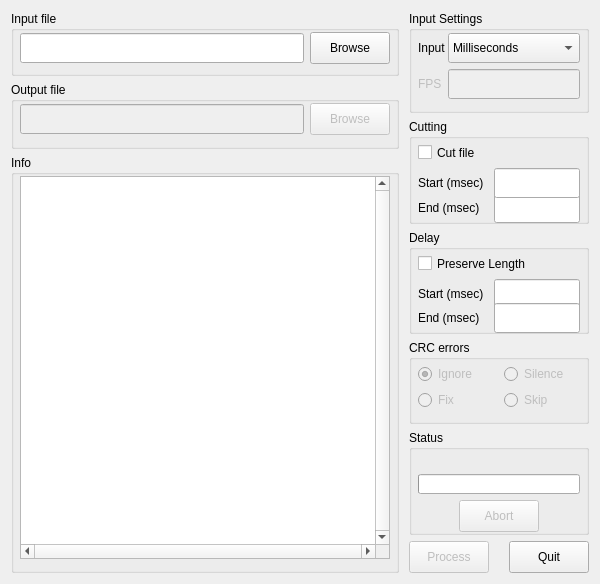
First picture: the form in src/delaycut.ui, repository r4dius/delaycut, before the edit.
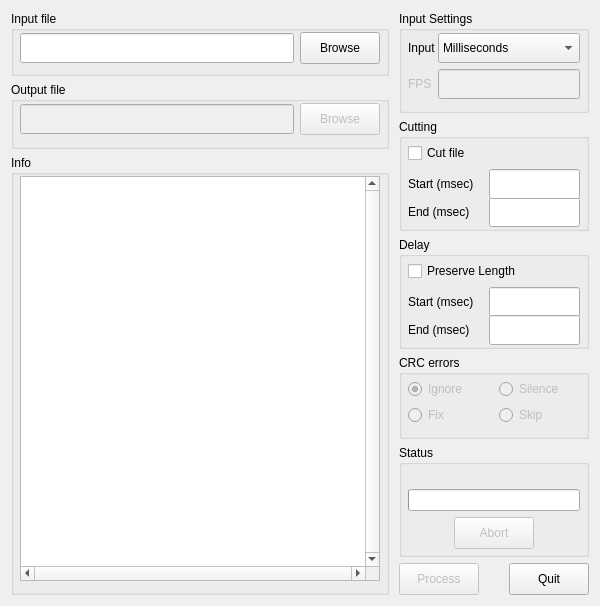
Second picture: the form after the edit. Custom widgets are drawn as their Qt base class.

The edit to the form file:
```diff
--- a/src/delaycut.ui
+++ b/src/delaycut.ui
@@ -10,15 +10,21 @@
     <x>0</x>
     <y>0</y>
     <width>600</width>
-    <height>584</height>
+    <height>606</height>
    </rect>
   </property>
   <property name="minimumSize">
    <size>
     <width>600</width>
-    <height>584</height>
+    <height>606</height>
    </size>
   </property>
+  <property name="font">
+   <font>
+    <family>Segoe UI</family>
+    <pointsize>9</pointsize>
+   </font>
+  </property>
   <property name="windowTitle">
    <string>delaycut v1.4.4.0</string>
   </property>
@@ -174,7 +180,7 @@
         </property>
         <property name="maximumSize">
          <size>
-          <width>180</width>
+          <width>190</width>
           <height>16777215</height>
          </size>
         </property>
@@ -195,7 +201,7 @@
           <widget class="QLabel" name="inputUnitsLabel">
            <property name="minimumSize">
             <size>
-             <width>70</width>
+             <width>75</width>
              <height>30</height>
             </size>
            </property>
@@ -294,7 +300,7 @@
         </property>
         <property name="maximumSize">
          <size>
-          <width>180</width>
+          <width>190</width>
           <height>16777215</height>
          </size>
         </property>
@@ -325,7 +331,7 @@
           <widget class="QLabel" name="startCuttingLabel">
            <property name="minimumSize">
             <size>
-             <width>70</width>
+             <width>75</width>
              <height>30</height>
             </size>
            </property>
@@ -398,7 +404,7 @@
         </property>
         <property name="maximumSize">
          <size>
-          <width>180</width>
+          <width>190</width>
           <height>16777215</height>
          </size>
         </property>
@@ -429,7 +435,7 @@
           <widget class="QLabel" name="startDelayLabel">
            <property name="minimumSize">
             <size>
-             <width>70</width>
+             <width>75</width>
              <height>30</height>
             </size>
            </property>
@@ -502,7 +508,7 @@
         </property>
         <property name="maximumSize">
          <size>
-          <width>180</width>
+          <width>190</width>
           <height>16777215</height>
          </size>
         </property>
@@ -526,7 +532,7 @@
            </property>
            <property name="minimumSize">
             <size>
-             <width>80</width>
+             <width>85</width>
              <height>0</height>
             </size>
            </property>
@@ -596,7 +602,7 @@
         </property>
         <property name="maximumSize">
          <size>
-          <width>180</width>
+          <width>190</width>
           <height>16777215</height>
          </size>
         </property>
```
Left out of the diff: 3 changed lines with no effect on the pictures.
